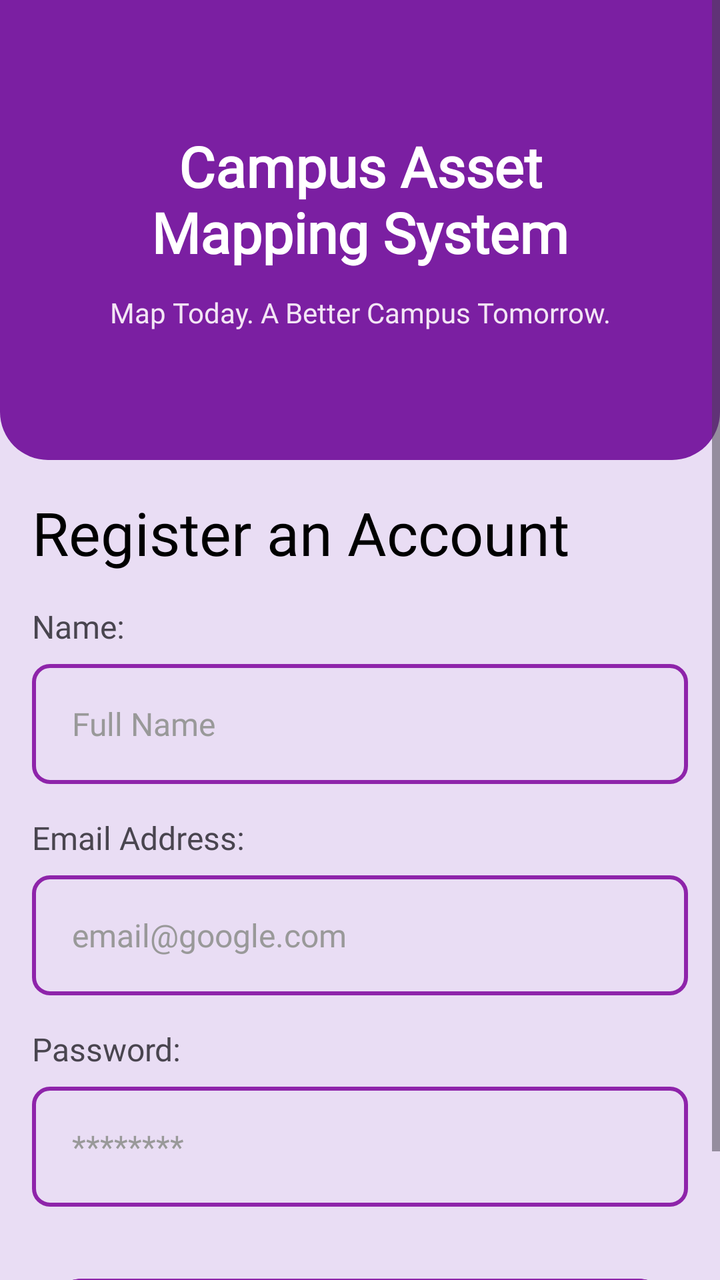
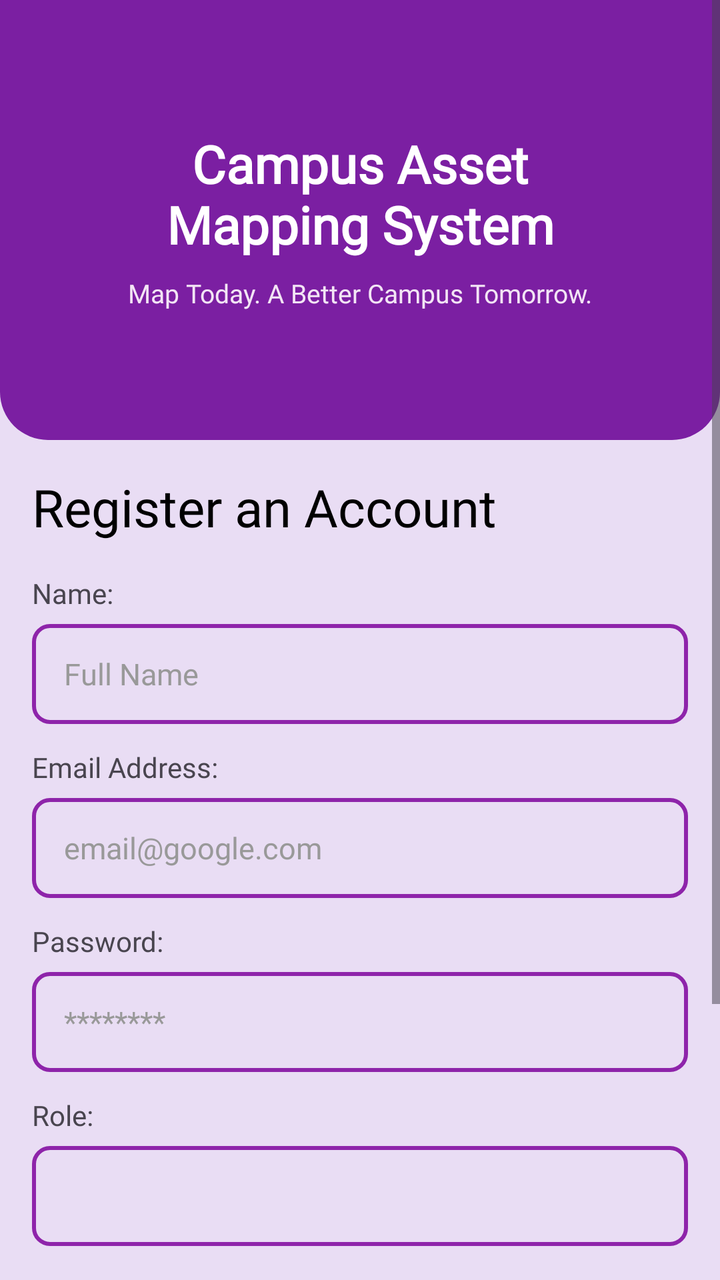

Before-and-after screenshots of an Android layout around one commit, followed by the original layout XML and the change that was made.
<!-- AndroidManifest.xml: application theme Theme.Araspointmap -->
<!-- res/layout/activity_register.xml -->
<?xml version="1.0" encoding="utf-8"?>
<ScrollView xmlns:android="http://schemas.android.com/apk/res/android"
    xmlns:tools="http://schemas.android.com/tools"
    android:layout_width="match_parent"
    android:layout_height="match_parent"
    xmlns:app="http://schemas.android.com/apk/res-auto"
    android:background="#E9DDF4"
    android:fillViewport="true">

    <androidx.constraintlayout.widget.ConstraintLayout
        android:layout_width="match_parent"
        android:layout_height="wrap_content"
        android:gravity="center"
        android:orientation="vertical">

        <LinearLayout
            android:layout_width="match_parent"
            android:layout_height="match_parent"
            android:elevation="8dp"
            android:orientation="vertical"
            tools:ignore="UselessParent"
            tools:layout_editor_absoluteX="0dp"
            tools:layout_editor_absoluteY="-16dp">

            <LinearLayout
                android:layout_width="match_parent"
                android:layout_height="230dp"
                android:background="@drawable/bg_sign"
                android:gravity="center"
                android:orientation="vertical"
                android:padding="24dp">

                <TextView
                    android:layout_width="match_parent"
                    android:layout_height="wrap_content"
                    android:fontFamily="@font/poppins_bold"
                    android:gravity="center"
                    android:text="@string/LoginTitle"
                    android:textColor="#FFFFFF"
                    android:textSize="28sp"
                    android:textStyle="bold" />

                <TextView
                    android:layout_width="match_parent"
                    android:layout_height="wrap_content"
                    android:layout_marginTop="12dp"
                    android:fontFamily="@font/poppins_italic"
                    android:gravity="center"
                    android:text="@string/map_today_a_better_campus_tomorrow"
                    android:textColor="#F3E5F5"
                    android:textSize="14sp" />

            </LinearLayout>

            <LinearLayout
                android:layout_width="match_parent"
                android:layout_height="match_parent"
                android:layout_margin="16dp"
                android:orientation="vertical">

                <TextView
                    android:layout_width="wrap_content"
                    android:layout_height="wrap_content"
                    android:layout_marginBottom="16dp"
                    android:fontFamily="@font/poppins_bold"
                    android:text="Register an Account"
                    android:textColor="#000000"
                    android:textSize="30sp"/>

                <TextView
                    android:layout_width="wrap_content"
                    android:layout_height="wrap_content"
                    android:layout_marginBottom="8dp"
                    android:fontFamily="@font/inter_18pt_bold"
                    android:text="Name:"
                    android:textSize="16sp" />

                <EditText
                    android:id="@+id/name"
                    android:layout_width="match_parent"
                    android:layout_height="60dp"
                    android:background="@drawable/inputs_color"
                    android:fontFamily="@font/robotomono_regular"
                    android:hint="Full Name"
                    android:inputType="textEmailAddress"
                    android:paddingStart="20dp"
                    android:paddingEnd="20dp"
                    android:singleLine="true"
                    android:textColor="#333333"
                    android:textColorHint="#999999"
                    android:textSize="16sp" />

                <TextView
                    android:layout_width="wrap_content"
                    android:layout_height="wrap_content"
                    android:layout_marginTop="16dp"
                    android:layout_marginBottom="8dp"
                    android:fontFamily="@font/inter_18pt_bold"
                    android:text="Email Address:"
                    android:textSize="16sp" />

                <EditText
                    android:id="@+id/email"
                    android:layout_width="match_parent"
                    android:layout_height="60dp"
                    android:background="@drawable/inputs_color"
                    android:fontFamily="@font/robotomono_regular"
                    android:hint="@string/emailhint"
                    android:inputType="textEmailAddress"
                    android:paddingStart="20dp"
                    android:paddingEnd="20dp"
                    android:singleLine="true"
                    android:textColor="#333333"
                    android:textColorHint="#999999"
                    android:textSize="16sp" />

                <TextView
                    android:layout_width="wrap_content"
                    android:layout_height="wrap_content"
                    android:layout_marginTop="16dp"
                    android:layout_marginBottom="8dp"
                    android:fontFamily="@font/inter_18pt_bold"
                    android:text="@string/password"
                    android:textSize="16sp" />

                <EditText
                    android:id="@+id/password"
                    android:layout_width="match_parent"
                    android:layout_height="60dp"
                    android:background="@drawable/inputs_color"
                    android:fontFamily="@font/robotomono_regular"
                    android:hint="@string/passhint"
                    android:inputType="textPassword"
                    android:paddingStart="20dp"
                    android:paddingEnd="20dp"
                    android:singleLine="true"
                    android:textColor="#333333"
                    android:textColorHint="#999999"
                    android:textSize="16sp" />

                <Button
                    android:id="@+id/joinUs"
                    android:layout_width="match_parent"
                    android:layout_height="60dp"
                    android:layout_marginTop="32dp"
                    android:backgroundTint="#8E24AA"
                    android:fontFamily="@font/poppins_bold"
                    android:text="Join Us"
                    android:textAllCaps="false"
                    android:textColor="#FFFFFF"
                    android:textSize="18sp"
                    android:textStyle="bold" />

            </LinearLayout>

        </LinearLayout>

        <LinearLayout
            android:layout_width="wrap_content"
            android:layout_height="wrap_content"
            android:layout_gravity="center"
            android:layout_marginBottom="24dp"
            app:layout_constraintBottom_toBottomOf="parent"
            app:layout_constraintEnd_toEndOf="parent"
            app:layout_constraintStart_toStartOf="parent">

            <TextView
                android:layout_width="wrap_content"
                android:layout_height="wrap_content"
                android:fontFamily="@font/inter_18pt_italic"
                android:text="Already have an account?" />

            <TextView
                android:id="@+id/textLogin"
                android:layout_width="wrap_content"
                android:layout_height="wrap_content"
                android:clickable="true"
                android:fontFamily="@font/inter_18pt_italic"
                android:padding="5dp"
                android:text="Login"
                android:textColor="#2196F7"
                android:textStyle="bold" />
        </LinearLayout>
    </androidx.constraintlayout.widget.ConstraintLayout>

</ScrollView>
<!-- resources referenced by this layout -->
<resources>
  <!-- drawable bg_sign (drawable) -->
  <?xml version="1.0" encoding="utf-8"?>
  <selector xmlns:android="http://schemas.android.com/apk/res/android">
      <item>
          <shape android:shape="rectangle">
              <solid android:color="#7B1FA2"/>
              <corners
                  android:bottomRightRadius="24dp"
                  android:bottomLeftRadius="24dp"/>
          </shape>
  
      </item>
  </selector>
  <!-- drawable inputs_color (drawable) -->
  <?xml version="1.0" encoding="utf-8"?>
  <selector xmlns:android="http://schemas.android.com/apk/res/android">
      <item>
          <shape android:shape="rectangle">
              <corners android:radius="8dp"/>
              <stroke android:width="2dp" android:color="#8E24AA"/>
              <gradient android:angle="45" android:type="linear"/>
          </shape>
  
      </item>
  </selector>
  <string name="LoginTitle">Campus Asset\nMapping System</string>
  <string name="emailhint">email@google.com</string>
  <string name="map_today_a_better_campus_tomorrow">Map Today. A Better Campus Tomorrow.</string>
  <string name="passhint">********</string>
  <string name="password">Password:</string>
  <style name="Theme.Araspointmap" parent="android:Theme.Material.Light.NoActionBar" />
</resources>

<!-- the commit's change to res/layout/activity_register.xml (unified diff, before → after) -->
@@ -3,184 +3,189 @@
     xmlns:tools="http://schemas.android.com/tools"
     android:layout_width="match_parent"
     android:layout_height="match_parent"
-    xmlns:app="http://schemas.android.com/apk/res-auto"
     android:background="#E9DDF4"
     android:fillViewport="true">
 
-    <androidx.constraintlayout.widget.ConstraintLayout
+    <LinearLayout
         android:layout_width="match_parent"
         android:layout_height="wrap_content"
-        android:gravity="center"
-        android:orientation="vertical">
+        android:orientation="vertical"
+        android:paddingBottom="40dp">
 
+        
         <LinearLayout
             android:layout_width="match_parent"
-            android:layout_height="match_parent"
-            android:elevation="8dp"
+            android:layout_height="220dp"
+            android:background="@drawable/bg_sign"
+            android:gravity="center"
             android:orientation="vertical"
-            tools:ignore="UselessParent"
-            tools:layout_editor_absoluteX="0dp"
-            tools:layout_editor_absoluteY="-16dp">
+            android:padding="24dp">
 
+            <TextView
+                android:layout_width="match_parent"
+                android:layout_height="wrap_content"
+                android:fontFamily="@font/poppins_bold"
+                android:gravity="center"
+                android:text="@string/LoginTitle"
+                android:textColor="#FFFFFF"
+                android:textSize="26sp"
+                android:textStyle="bold" />
+
+            <TextView
+                android:layout_width="match_parent"
+                android:layout_height="wrap_content"
+                android:layout_marginTop="8dp"
+                android:fontFamily="@font/poppins_italic"
+                android:gravity="center"
+                android:text="@string/map_today_a_better_campus_tomorrow"
+                android:textColor="#F3E5F5"
+                android:textSize="13sp" />
+
+        </LinearLayout>
+
+        
+        <LinearLayout
+            android:layout_width="match_parent"
+            android:layout_height="wrap_content"
+            android:layout_margin="16dp"
+            android:orientation="vertical">
+
+            <TextView
+                android:layout_width="wrap_content"
+                android:layout_height="wrap_content"
+                android:layout_marginBottom="16dp"
+                android:fontFamily="@font/poppins_bold"
+                android:text="Register an Account"
+                android:textColor="#000000"
+                android:textSize="26sp" />
+
+            <TextView
+                android:layout_width="wrap_content"
+                android:layout_height="wrap_content"
+                android:layout_marginBottom="6dp"
+                android:fontFamily="@font/inter_18pt_bold"
+                android:text="Name:"
+                android:textSize="14sp" />
+
+            <EditText
+                android:id="@+id/name"
+                android:layout_width="match_parent"
+                android:layout_height="50dp"
+                android:layout_marginBottom="12dp"
+                android:background="@drawable/inputs_color"
+                android:fontFamily="@font/robotomono_regular"
+                android:hint="Full Name"
+                android:inputType="textPersonName"
+                android:paddingHorizontal="16dp"
+                android:singleLine="true"
+                android:textColor="#333333"
+                android:textColorHint="#999999"
+                android:textSize="15sp" />
+
+            <TextView
+                android:layout_width="wrap_content"
+                android:layout_height="wrap_content"
+                android:layout_marginBottom="6dp"
+                android:fontFamily="@font/inter_18pt_bold"
+                android:text="Email Address:"
+                android:textSize="14sp" />
+
+            <EditText
+                android:id="@+id/email"
+                android:layout_width="match_parent"
+                android:layout_height="50dp"
+                android:layout_marginBottom="12dp"
+                android:background="@drawable/inputs_color"
+                android:fontFamily="@font/robotomono_regular"
+                android:hint="@string/emailhint"
+                android:inputType="textEmailAddress"
+                android:paddingHorizontal="16dp"
+                android:singleLine="true"
+                android:textColor="#333333"
+                android:textColorHint="#999999"
+                android:textSize="15sp" />
+
+            <TextView
+                android:layout_width="wrap_content"
+                android:layout_height="wrap_content"
+                android:layout_marginBottom="6dp"
+                android:fontFamily="@font/inter_18pt_bold"
+                android:text="@string/password"
+                android:textSize="14sp" />
+
+            <EditText
+                android:id="@+id/password"
+                android:layout_width="match_parent"
+                android:layout_height="50dp"
+                android:layout_marginBottom="12dp"
+                android:background="@drawable/inputs_color"
+                android:fontFamily="@font/robotomono_regular"
+                android:hint="@string/passhint"
+                android:inputType="textPassword"
+                android:paddingHorizontal="16dp"
+                android:singleLine="true"
+                android:textColor="#333333"
+                android:textColorHint="#999999"
+                android:textSize="15sp" />
+
+            <TextView
+                android:layout_width="wrap_content"
+                android:layout_height="wrap_content"
+                android:layout_marginBottom="6dp"
+                android:fontFamily="@font/inter_18pt_bold"
+                android:text="Role:"
+                android:textSize="14sp" />
+
+            <Spinner
+                android:id="@+id/spinnerRole"
+                android:layout_width="match_parent"
+                android:layout_height="50dp"
+                android:layout_marginBottom="20dp"
+                android:background="@drawable/inputs_color"
+                android:paddingHorizontal="12dp" />
+
+            <Button
+                android:id="@+id/joinUs"
+                android:layout_width="match_parent"
+                android:layout_height="56dp"
+                android:layout_marginBottom="16dp"
+                android:backgroundTint="#8E24AA"
+                android:fontFamily="@font/poppins_bold"
+                android:text="Join Us"
+                android:textAllCaps="false"
+                android:textColor="#FFFFFF"
+                android:textSize="16sp"
+                android:textStyle="bold" />
+
+            
             <LinearLayout
-                android:layout_width="match_parent"
-                android:layout_height="230dp"
-                android:background="@drawable/bg_sign"
-                android:gravity="center"
-                android:orientation="vertical"
-                android:padding="24dp">
-
-                <TextView
-                    android:layout_width="match_parent"
-                    android:layout_height="wrap_content"
-                    android:fontFamily="@font/poppins_bold"
-                    android:gravity="center"
-                    android:text="@string/LoginTitle"
-                    android:textColor="#FFFFFF"
-                    android:textSize="28sp"
-                    android:textStyle="bold" />
-
-                <TextView
-                    android:layout_width="match_parent"
-                    android:layout_height="wrap_content"
-                    android:layout_marginTop="12dp"
-                    android:fontFamily="@font/poppins_italic"
-                    android:gravity="center"
-                    android:text="@string/map_today_a_better_campus_tomorrow"
-                    android:textColor="#F3E5F5"
-                    android:textSize="14sp" />
-
-            </LinearLayout>
-
-            <LinearLayout
-                android:layout_width="match_parent"
-                android:layout_height="match_parent"
-                android:layout_margin="16dp"
-                android:orientation="vertical">
+                android:layout_width="wrap_content"
+                android:layout_height="wrap_content"
+                android:layout_gravity="center"
+                android:layout_marginBottom="16dp"
+                android:orientation="horizontal">
 
                 <TextView
                     android:layout_width="wrap_content"
                     android:layout_height="wrap_content"
-                    android:layout_marginBottom="16dp"
-                    android:fontFamily="@font/poppins_bold"
-                    android:text="Register an Account"
-                    android:textColor="#000000"
-                    android:textSize="30sp"/>
+                    android:fontFamily="@font/inter_18pt_italic"
+                    android:text="Already have an account?" />
 
                 <TextView
+                    android:id="@+id/textLogin"
                     android:layout_width="wrap_content"
                     android:layout_height="wrap_content"
-                    android:layout_marginBottom="8dp"
-                    android:fontFamily="@font/inter_18pt_bold"
-                    android:text="Name:"
-                    android:textSize="16sp" />
-
-                <EditText
-                    android:id="@+id/name"
-                    android:layout_width="match_parent"
-                    android:layout_height="60dp"
-                    android:background="@drawable/inputs_color"
-                    android:fontFamily="@font/robotomono_regular"
-                    android:hint="Full Name"
-                    android:inputType="textEmailAddress"
-                    android:paddingStart="20dp"
-                    android:paddingEnd="20dp"
-                    android:singleLine="true"
-                    android:textColor="#333333"
-                    android:textColorHint="#999999"
-                    android:textSize="16sp" />
-
-                <TextView
-                    android:layout_width="wrap_content"
-                    android:layout_height="wrap_content"
-                    android:layout_marginTop="16dp"
-                    android:layout_marginBottom="8dp"
-                    android:fontFamily="@font/inter_18pt_bold"
-                    android:text="Email Address:"
-                    android:textSize="16sp" />
-
-                <EditText
-                    android:id="@+id/email"
-                    android:layout_width="match_parent"
-                    android:layout_height="60dp"
-                    android:background="@drawable/inputs_color"
-                    android:fontFamily="@font/robotomono_regular"
-                    android:hint="@string/emailhint"
-                    android:inputType="textEmailAddress"
-                    android:paddingStart="20dp"
-                    android:paddingEnd="20dp"
-                    android:singleLine="true"
-                    android:textColor="#333333"
-                    android:textColorHint="#999999"
-                    android:textSize="16sp" />
-
-                <TextView
-                    android:layout_width="wrap_content"
-                    android:layout_height="wrap_content"
-                    android:layout_marginTop="16dp"
-                    android:layout_marginBottom="8dp"
-                    android:fontFamily="@font/inter_18pt_bold"
-                    android:text="@string/password"
-                    android:textSize="16sp" />
-
-                <EditText
-                    android:id="@+id/password"
-                    android:layout_width="match_parent"
-                    android:layout_height="60dp"
-                    android:background="@drawable/inputs_color"
-                    android:fontFamily="@font/robotomono_regular"
-                    android:hint="@string/passhint"
-                    android:inputType="textPassword"
-                    android:paddingStart="20dp"
-                    android:paddingEnd="20dp"
-                    android:singleLine="true"
-                    android:textColor="#333333"
-                    android:textColorHint="#999999"
-                    android:textSize="16sp" />
-
-                <Button
-                    android:id="@+id/joinUs"
-                    android:layout_width="match_parent"
-                    android:layout_height="60dp"
-                    android:layout_marginTop="32dp"
-                    android:backgroundTint="#8E24AA"
-                    android:fontFamily="@font/poppins_bold"
-                    android:text="Join Us"
-                    android:textAllCaps="false"
-                    android:textColor="#FFFFFF"
-                    android:textSize="18sp"
+                    android:clickable="true"
+                    android:focusable="true"
+                    android:fontFamily="@font/inter_18pt_italic"
+                    android:padding="5dp"
+                    android:text="Login"
+                    android:textColor="#2196F7"
                     android:textStyle="bold" />
-
             </LinearLayout>
 
         </LinearLayout>
 
-        <LinearLayout
-            android:layout_width="wrap_content"
-            android:layout_height="wrap_content"
-            android:layout_gravity="center"
-            android:layout_marginBottom="24dp"
-            app:layout_constraintBottom_toBottomOf="parent"
-            app:layout_constraintEnd_toEndOf="parent"
-            app:layout_constraintStart_toStartOf="parent">
-
-            <TextView
-                android:layout_width="wrap_content"
-                android:layout_height="wrap_content"
-                android:fontFamily="@font/inter_18pt_italic"
-                android:text="Already have an account?" />
-
-            <TextView
-                android:id="@+id/textLogin"
-                android:layout_width="wrap_content"
-                android:layout_height="wrap_content"
-                android:clickable="true"
-                android:fontFamily="@font/inter_18pt_italic"
-                android:padding="5dp"
-                android:text="Login"
-                android:textColor="#2196F7"
-                android:textStyle="bold" />
-        </LinearLayout>
-    </androidx.constraintlayout.widget.ConstraintLayout>
+    </LinearLayout>
 
 </ScrollView>
